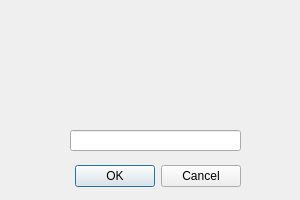
The window that gr1/gr1/dialog.ui (ansushina/sem4) describes before a commit, drawn with Qt 5.
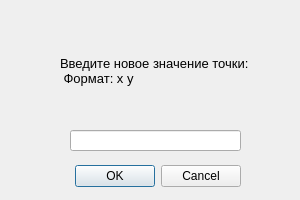
The same window after the commit.

Diff of the .ui file:
```diff
--- a/gr1/gr1/dialog.ui
+++ b/gr1/gr1/dialog.ui
@@ -39,6 +39,31 @@
     </rect>
    </property>
   </widget>
+  <widget class="QLabel" name="label">
+   <property name="geometry">
+    <rect>
+     <x>60</x>
+     <y>20</y>
+     <width>211</width>
+     <height>101</height>
+    </rect>
+   </property>
+   <property name="sizePolicy">
+    <sizepolicy hsizetype="Preferred" vsizetype="Preferred">
+     <horstretch>0</horstretch>
+     <verstretch>0</verstretch>
+    </sizepolicy>
+   </property>
+   <property name="font">
+    <font>
+     <pointsize>10</pointsize>
+    </font>
+   </property>
+   <property name="text">
+    <string>Введите новое значение точки: 
+ Формат: x y </string>
+   </property>
+  </widget>
  </widget>
  <resources/>
  <connections>
```
